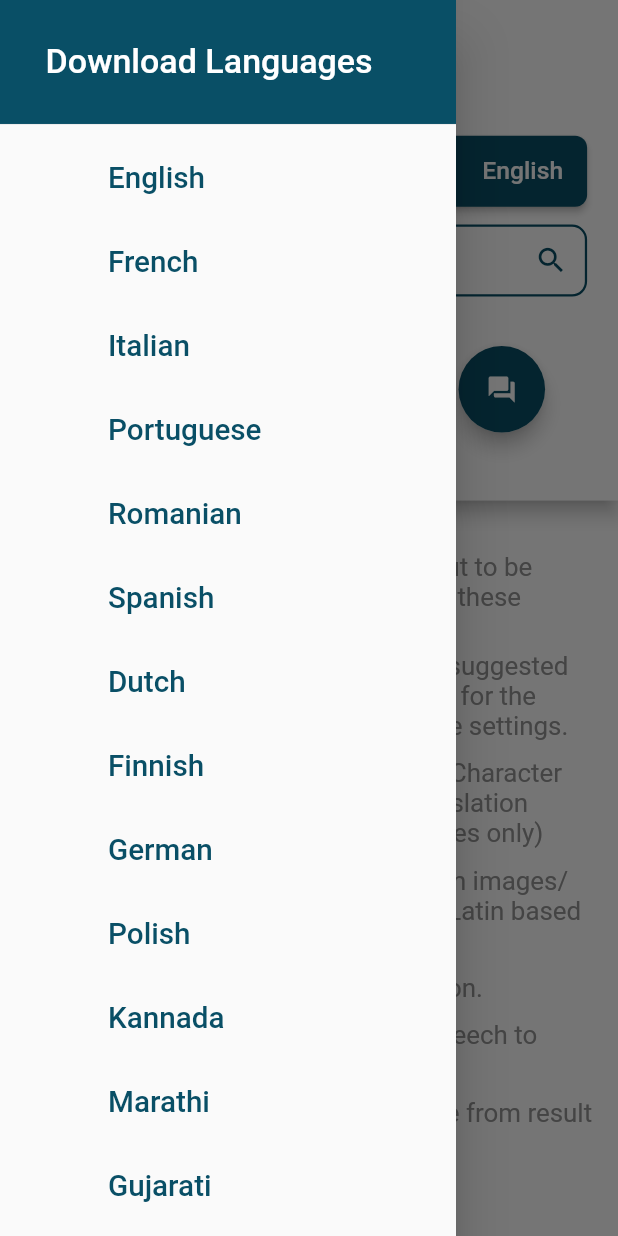
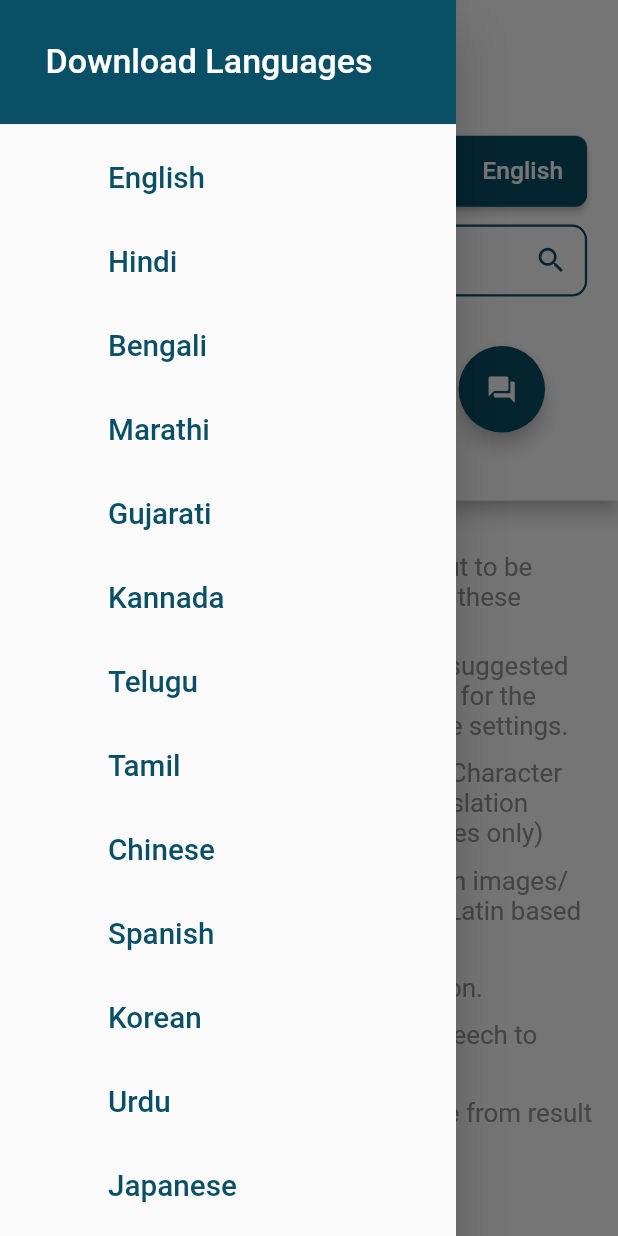
Before and after one commit to pri-avhad/Linguist, a Flutter app: the screen it shows after launch, with the side drawer open, on a phone screen of 412 x 824 dp. Run offline on Flutter 3.47's test engine with Material 2 defaults, Android fonts, the phone set to English and light mode, and no system bars; our stand-ins replace camera, flutter_tts, image_cropper, image_picker, speech_to_text; missing offline and left inert: firebase_ml_vision, firebase_mlkit_language; accounts and stored records are empty.

Commit message:
languages added!

```diff
--- a/lib/constants.dart
+++ b/lib/constants.dart
@@ -15,20 +15,26 @@ const double rate = 0.8;
 // name,ocr code,translate code,
 List<List<String>> languageData = [
   ['English', 'en', '1'],
+  ['Hindi', 'hi', '0'],
+  ['Bengali', 'bn', '0'],
+  ['Marathi', 'mr', '0'],
+  ['Gujarati', 'gu', '0'],
+  ['Kannada', 'kn', '0'],
+  ['Telugu', 'te', '0'],
+  ['Tamil', 'ta', '0'],
+  ['Chinese', 'zh', '0'],
+  ['Spanish', 'es', '1'],
+  ['Korean', 'ko', '0'],
+  ['Urdu', 'ur', '0'],
+  ['Japanese', 'ja', '0'],
   ['French', 'fr', '1'],
   ['Italian', 'it', '1'],
+  ['German', 'de', '1'],
+  ['Russian', 'ru', '1'],
+  ['Romanian', 'ro', '1'],
+  ['Dutch', 'nl', '1'],
   ['Portuguese', 'pt', '1'],
-  ['Romanian', 'ro', '1'],
-  ['Spanish', 'es', '1'],
-  ['Dutch', 'nl', '1'],
+  ['Arabic', 'ar', '0'],
   ['Finnish', 'fi', '1'],
-  ['German', 'de', '1'],
   ['Polish', 'pl', '1'],
-  ['Kannada', 'kn', '0'],
-  ['Marathi', 'mr', '0'],
-  ['Gujarati', 'gu', '0'],
-  ['Hindi', 'hi', '0'],
-  ['Tamil', 'tm', '0'],
-  ['Urdu', 'ur', '0'],
-  ['Arabic', 'ar', '0'],
 ];
```
